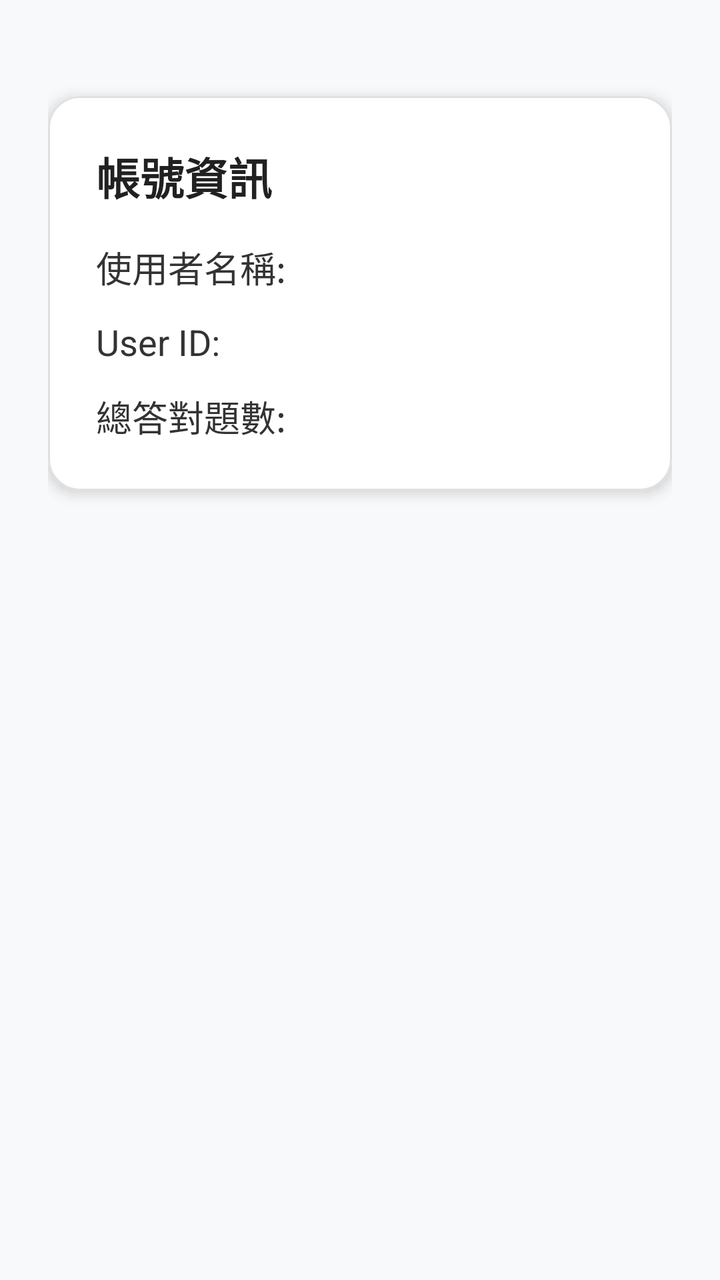
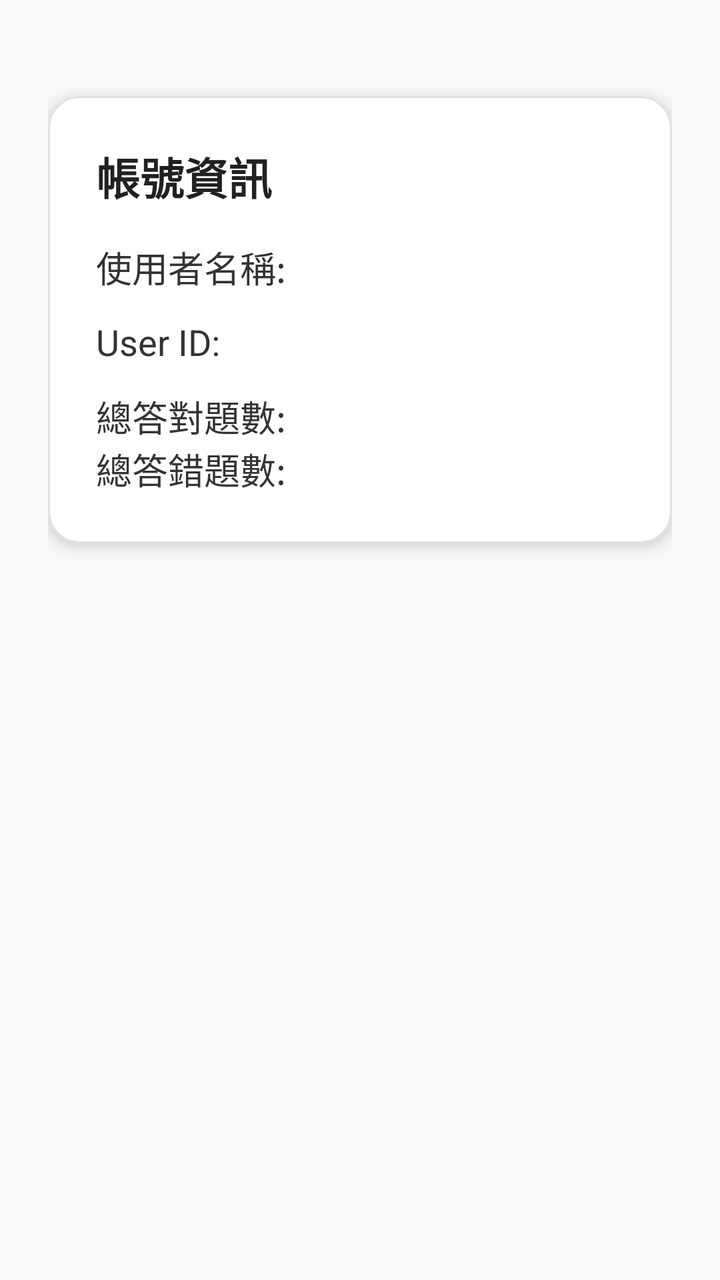

Two renders of the same Android screen: before a commit and after it. Below are the layout's source before the change and the commit's diff.
<!-- AndroidManifest.xml: activity theme Theme.MaterialComponents.DayNight.NoActionBar -->
<!-- res/layout/activity_account.xml -->
<?xml version="1.0" encoding="utf-8"?>
<LinearLayout xmlns:android="http://schemas.android.com/apk/res/android"
    xmlns:app="http://schemas.android.com/apk/res-auto"
    xmlns:tools="http://schemas.android.com/tools"
    android:layout_width="match_parent"
    android:layout_height="match_parent"
    android:orientation="vertical"
    android:padding="24dp"
    android:background="#F8F9FA"
    tools:context=".AccountActivity">

    <com.google.android.material.card.MaterialCardView
        android:layout_width="match_parent"
        android:layout_height="wrap_content"
        app:cardCornerRadius="16dp"
        app:cardElevation="4dp"
        app:cardBackgroundColor="#FFFFFF"
        app:strokeWidth="1dp"
        app:strokeColor="#E0E0E0"
        android:layout_marginTop="24dp">

        <LinearLayout
            android:layout_width="match_parent"
            android:layout_height="wrap_content"
            android:orientation="vertical"
            android:padding="24dp">

            <TextView
                android:id="@+id/tvAccountTitle"
                android:layout_width="wrap_content"
                android:layout_height="wrap_content"
                android:text="帳號資訊"
                android:textColor="#212121"
                android:textSize="22sp"
                android:textStyle="bold"
                android:layout_marginBottom="16dp"/>

            <TextView
                android:id="@+id/tvUserName"
                android:layout_width="match_parent"
                android:layout_height="wrap_content"
                android:text="使用者名稱: "
                android:textColor="#333333"
                android:textSize="18sp"
                android:layout_marginBottom="12dp"/>

            <TextView
                android:id="@+id/tvUserId"
                android:layout_width="match_parent"
                android:layout_height="wrap_content"
                android:text="User ID: "
                android:textColor="#333333"
                android:textSize="18sp"
                android:layout_marginBottom="12dp"/>

            <TextView
                android:id="@+id/tvTotalCorrectCount"
                android:layout_width="match_parent"
                android:layout_height="wrap_content"
                android:text="總答對題數: "
                android:textColor="#333333"
                android:textSize="18sp"/>

        </LinearLayout>
    </com.google.android.material.card.MaterialCardView>

</LinearLayout>
<!-- resources referenced by this layout -->
<resources>

</resources>

<!-- the commit's change to res/layout/activity_account.xml (unified diff, before → after) -->
@@ -61,6 +61,14 @@
                 android:textColor="#333333"
                 android:textSize="18sp"/>
 
+            <TextView
+                android:id="@+id/tvTotalWrongCount"
+                android:layout_width="match_parent"
+                android:layout_height="wrap_content"
+                android:text="總答錯題數: "
+                android:textColor="#333333"
+                android:textSize="18sp"/>
+
         </LinearLayout>
     </com.google.android.material.card.MaterialCardView>
 
